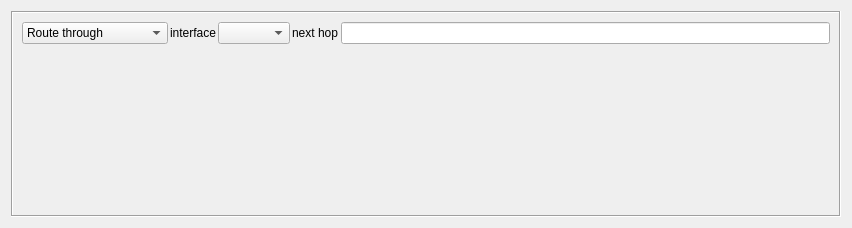
Before: the Qt Designer form src/gui/actionsdialog_q.ui in fwbuilder/fwbuilder, drawn with Qt 5.
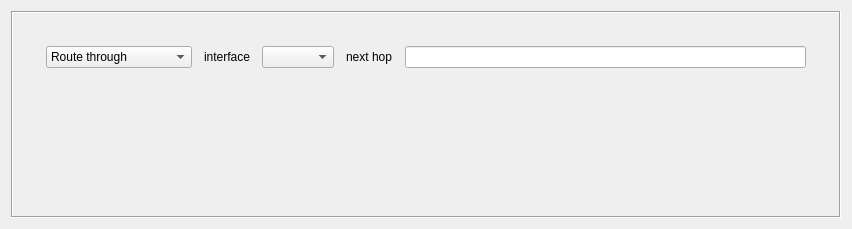
After: the same form once the commit is applied. The open tabs and pages were chosen to show the change. Custom widgets are drawn as their Qt base class.

Commit message: fixes #397 : unified terminology for Branch and Tag actions; minor dialog reformatting for rule actions

```diff
--- a/src/gui/actionsdialog_q.ui
+++ b/src/gui/actionsdialog_q.ui
@@ -6,7 +6,7 @@
     <x>0</x>
     <y>0</y>
     <width>852</width>
-    <height>228</height>
+    <height>229</height>
    </rect>
   </property>
   <property name="windowTitle" >
@@ -745,10 +745,10 @@
         <widget class="QWidget" name="RouteIPFPage" >
          <layout class="QGridLayout" >
           <property name="margin" >
-           <number>0</number>
+           <number>12</number>
           </property>
           <property name="spacing" >
-           <number>2</number>
+           <number>12</number>
           </property>
           <item row="2" column="0" >
            <spacer>
@@ -768,6 +768,12 @@
           </item>
           <item row="1" column="0" >
            <layout class="QHBoxLayout" >
+            <property name="spacing" >
+             <number>12</number>
+            </property>
+            <property name="margin" >
+             <number>12</number>
+            </property>
             <item>
              <widget class="QComboBox" name="ipf_route_option" >
               <item>
```
Left out of the diff: 72 changed lines with no effect on the pictures. The commit also changes 5 other files.
